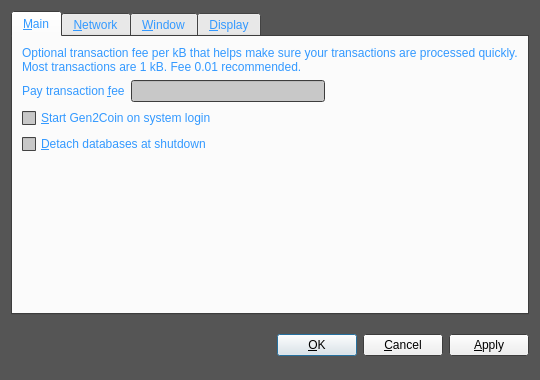
Before: the Qt Designer form src/qt/forms/optionsdialog.ui in G2C/G2C, drawn with Qt 5.
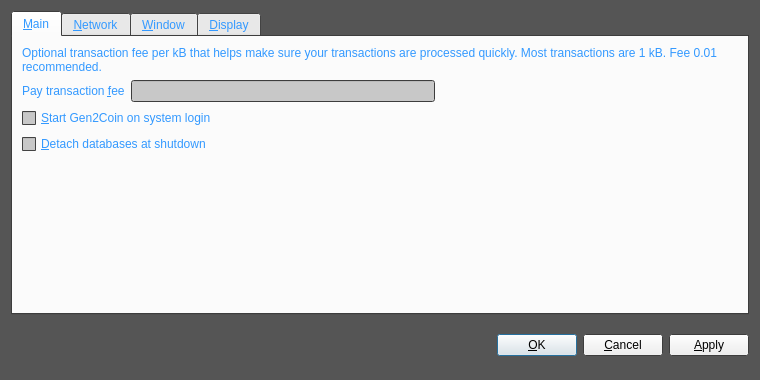
After: the same form once the commit is applied. Custom widgets are drawn as their Qt base class.

What changed in the file:
```diff
--- a/src/qt/forms/optionsdialog.ui
+++ b/src/qt/forms/optionsdialog.ui
@@ -6,7 +6,7 @@
    <rect>
     <x>0</x>
     <y>0</y>
-    <width>540</width>
+    <width>760</width>
     <height>380</height>
    </rect>
   </property>
```
Left out of the diff: 91 changed lines with no effect on the pictures.
